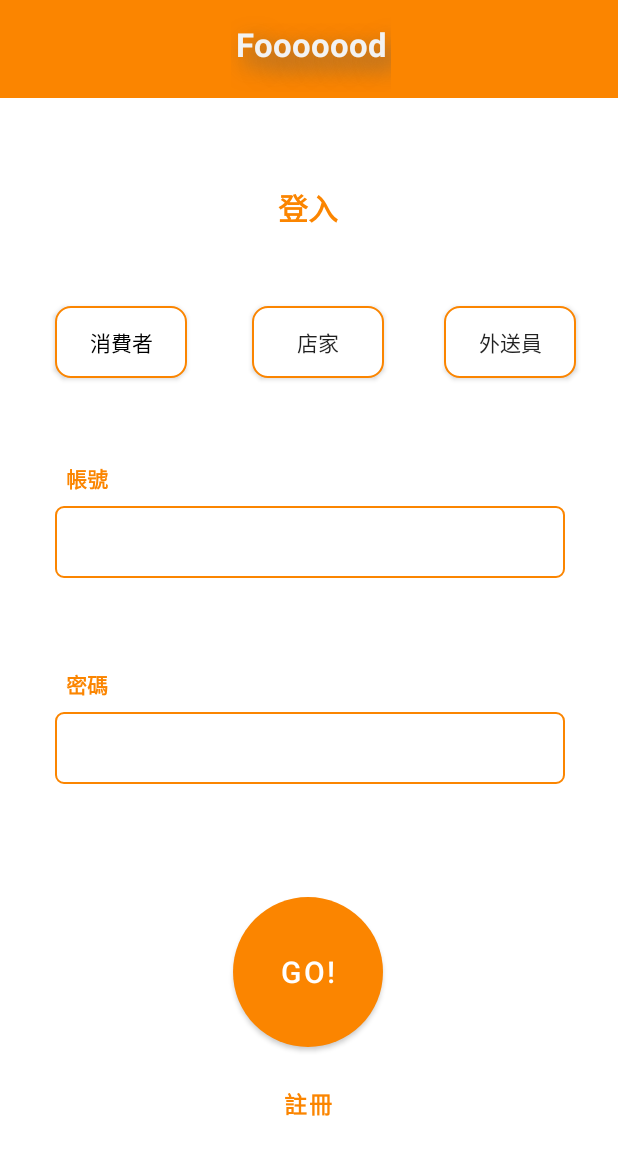
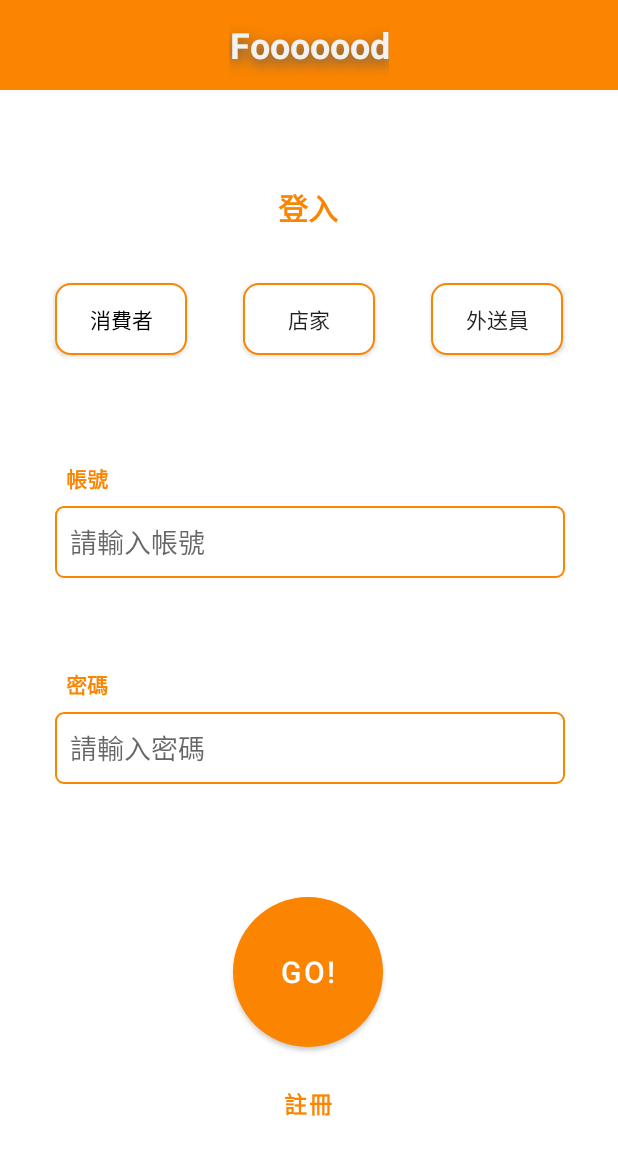
Before and after one commit to yvonneyanng/Fooooood, an Android app: the screen it shows after launch (LoginActivity), on a phone screen of 412 x 824 dp. Shown: the top 1155 px of the screen. Run offline under Robolectric (Android 15) with nearby library versions, the phone set to English and light mode, and no system bars.

Commit message:
some adjustment

```diff
--- a/app/src/main/AndroidManifest.xml
+++ b/app/src/main/AndroidManifest.xml
@@ -28,6 +28,9 @@
             android:name=".EditActivity"
             android:exported="false" />
         <activity
+            android:name=".AnalysisActivity"
+            android:exported="false" />
+        <activity
             android:name=".MainActivity"
             android:exported="true" />
         <activity
--- a/app/src/main/java/com/example/fooooood/AnalysisActivity.java
+++ b/app/src/main/java/com/example/fooooood/AnalysisActivity.java
@@ -18,7 +18,7 @@ public class AnalysisActivity extends AppCompatActivity {
         // back to main page
         textAnalysis.setOnClickListener(new View.OnClickListener() {
             public void onClick(View v) {
-                Intent intent = new Intent(AnalysisActivity.this, MainActivity.class);
+                Intent intent = new Intent(AnalysisActivity.this, RestaurantMainActivity.class);
                 startActivity(intent);
             }
         });
--- a/app/src/main/java/com/example/fooooood/SwipeItem.java
+++ b/app/src/main/java/com/example/fooooood/SwipeItem.java
@@ -8,7 +8,7 @@ public class SwipeItem extends ItemTouchHelper.SimpleCallback {
 
     MenuAdapter mMenuAdapter;
     SwipeItem(MenuAdapter menuAdapter) {
-        super(0, ItemTouchHelper.LEFT | ItemTouchHelper.RIGHT);
+        super(0, ItemTouchHelper.LEFT);
         this.mMenuAdapter = menuAdapter;
     }
 
--- a/app/src/main/res/layout/activity_login.xml
+++ b/app/src/main/res/layout/activity_login.xml
@@ -6,9 +6,47 @@
     android:layout_height="match_parent"
     tools:context=".LoginActivity">
 
+    <androidx.constraintlayout.widget.ConstraintLayout
+        android:layout_width="match_parent"
+        android:layout_height="wrap_content"
+        android:background="@color/orange"
+        app:layout_constraintEnd_toEndOf="parent"
+        app:layout_constraintStart_toStartOf="parent"
+        app:layout_constraintTop_toTopOf="parent">
+
+        <androidx.appcompat.widget.Toolbar
+            android:id="@+id/toolbar2"
+            android:layout_width="match_parent"
+            android:layout_height="60dp"
+            android:background="?attr/colorPrimary"
+            android:minHeight="?attr/actionBarSize"
+            android:theme="?attr/actionBarTheme"
+            app:layout_constraintEnd_toEndOf="parent"
+            app:layout_constraintStart_toStartOf="parent"
+            app:layout_constraintTop_toTopOf="parent" />
+
+        <TextView
+            android:id="@+id/barTitle"
+            android:layout_width="wrap_content"
+            android:layout_height="0dp"
+            android:gravity="center"
+            android:shadowColor="#5A5A5A"
+            android:shadowDy="5"
+            android:shadowRadius="10"
+            android:text="@string/title"
+            android:textAlignment="center"
+            android:textColor="#f2f2f2"
+            android:textSize="24sp"
+            android:textStyle="bold"
+            app:layout_constraintBottom_toBottomOf="@+id/toolbar2"
+            app:layout_constraintEnd_toEndOf="parent"
+            app:layout_constraintStart_toStartOf="parent"
+            app:layout_constraintTop_toTopOf="parent" />
+    </androidx.constraintlayout.widget.ConstraintLayout>
+
     <RelativeLayout
         android:id="@+id/relativeLayout"
-        android:layout_width="414dp"
+        android:layout_width="wrap_content"
         android:layout_height="65dp"
         android:background="#FB8500"
         app:layout_constraintBottom_toBottomOf="parent"
@@ -17,29 +55,6 @@
         app:layout_constraintStart_toStartOf="parent"
         app:layout_constraintTop_toTopOf="parent"
         app:layout_constraintVertical_bias="0.0">
-
-        <TextView
-            android:id="@+id/barTitle"
-            android:layout_width="107dp"
-            android:layout_height="63dp"
-            android:layout_alignParentStart="true"
-            android:layout_alignParentTop="true"
-            android:layout_alignParentEnd="true"
-            android:layout_alignParentBottom="true"
-            android:layout_marginStart="154dp"
-            android:layout_marginTop="-2dp"
-            android:layout_marginEnd="153dp"
-            android:layout_marginBottom="4dp"
-            android:gravity="center_horizontal|center_vertical"
-            android:shadowColor="#5A5A5A"
-            android:shadowDx="10"
-            android:shadowDy="10"
-            android:shadowRadius="20"
-            android:text="@string/title"
-            android:textAlignment="center"
-            android:textAppearance="@style/TextAppearance.AppCompat.Large"
-            android:textColor="#f2f2f2"
-            android:textStyle="bold" />
 
     </RelativeLayout>
 
@@ -98,6 +113,7 @@
         android:layout_height="48dp"
         android:layout_marginTop="8dp"
         android:background="@drawable/edit_background"
+        android:hint="請輸入帳號"
         android:paddingLeft="10dp"
         app:layout_constraintEnd_toEndOf="parent"
         app:layout_constraintHorizontal_bias="0.507"
@@ -110,6 +126,7 @@
         android:layout_height="48dp"
         android:layout_marginTop="8dp"
         android:background="@drawable/edit_background"
+        android:hint="請輸入密碼"
         android:paddingLeft="10dp"
         app:layout_constraintEnd_toEndOf="parent"
         app:layout_constraintHorizontal_bias="0.507"
@@ -152,45 +169,45 @@
         android:id="@+id/toggleButton"
         android:layout_width="wrap_content"
         android:layout_height="wrap_content"
+        android:layout_marginEnd="37dp"
         android:background="@drawable/button_selector"
         android:checked="true"
         android:text="消費者"
         android:textColor="@color/black"
         android:textOff="消費者"
         android:textOn="消費者"
-        app:layout_constraintBottom_toBottomOf="parent"
+        app:layout_constraintBottom_toBottomOf="@+id/toggleButton3"
         app:layout_constraintEnd_toStartOf="@+id/toggleButton3"
-        app:layout_constraintHorizontal_bias="0.455"
-        app:layout_constraintStart_toStartOf="parent"
-        app:layout_constraintTop_toTopOf="parent"
+        app:layout_constraintTop_toTopOf="@+id/toggleButton3"
         app:layout_constraintVertical_bias="0.263" />
 
     <ToggleButton
         android:id="@+id/toggleButton2"
         android:layout_width="wrap_content"
         android:layout_height="wrap_content"
-        android:layout_marginEnd="28dp"
+        android:layout_marginStart="37dp"
         android:background="@drawable/button_selector"
         android:text="外送員"
         android:textOff="外送員"
         android:textOn="外送員"
-        app:layout_constraintBottom_toBottomOf="parent"
-        app:layout_constraintEnd_toEndOf="parent"
-        app:layout_constraintTop_toTopOf="parent"
-        app:layout_constraintVertical_bias="0.263" />
+        app:layout_constraintBottom_toBottomOf="@+id/toggleButton3"
+        app:layout_constraintStart_toEndOf="@+id/toggleButton3"
+        app:layout_constraintTop_toTopOf="@+id/toggleButton3"
+        app:layout_constraintVertical_bias="1.0" />
 
     <ToggleButton
         android:id="@+id/toggleButton3"
         android:layout_width="wrap_content"
         android:layout_height="wrap_content"
-        android:layout_marginEnd="40dp"
+        android:layout_marginTop="123dp"
         android:background="@drawable/button_selector"
         android:text="店家"
         android:textOff="店家"
         android:textOn="店家"
-        app:layout_constraintBottom_toBottomOf="parent"
-        app:layout_constraintEnd_toStartOf="@+id/toggleButton2"
-        app:layout_constraintTop_toTopOf="parent"
-        app:layout_constraintVertical_bias="0.263" />
+        app:layout_constraintBottom_toTopOf="@+id/textInputAccount"
+        app:layout_constraintEnd_toEndOf="parent"
+        app:layout_constraintStart_toStartOf="parent"
+        app:layout_constraintTop_toBottomOf="@+id/relativeLayout"
+        app:layout_constraintVertical_bias="0.0" />
 
 </androidx.constraintlayout.widget.ConstraintLayout>
```
Also changed, not shown: app/src/main/java/com/example/fooooood/EditActivity.java (+21 -2 lines), app/src/main/java/com/example/fooooood/RestaurantMainActivity.java (+7 -7 lines), app/src/main/res/layout/activity_edit.xml (+7 -8 lines), app/src/main/res/layout/activity_home.xml (+6 -6 lines), app/src/main/res/layout/activity_restaurant.xml (+16 -13 lines), app/src/main/res/layout/edit_menu.xml (+31 -3 lines), app/src/main/res/drawable/edit.png (added), 21 other files.
